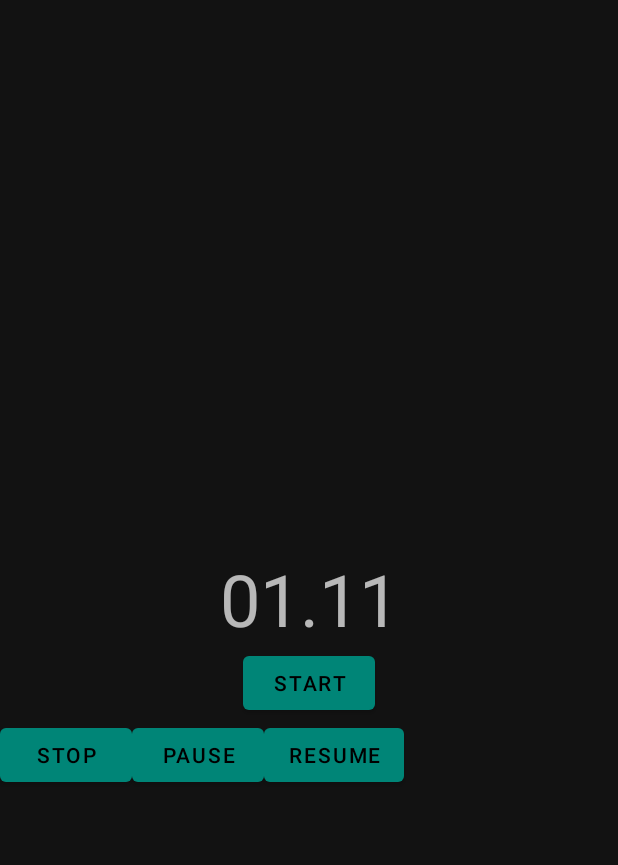
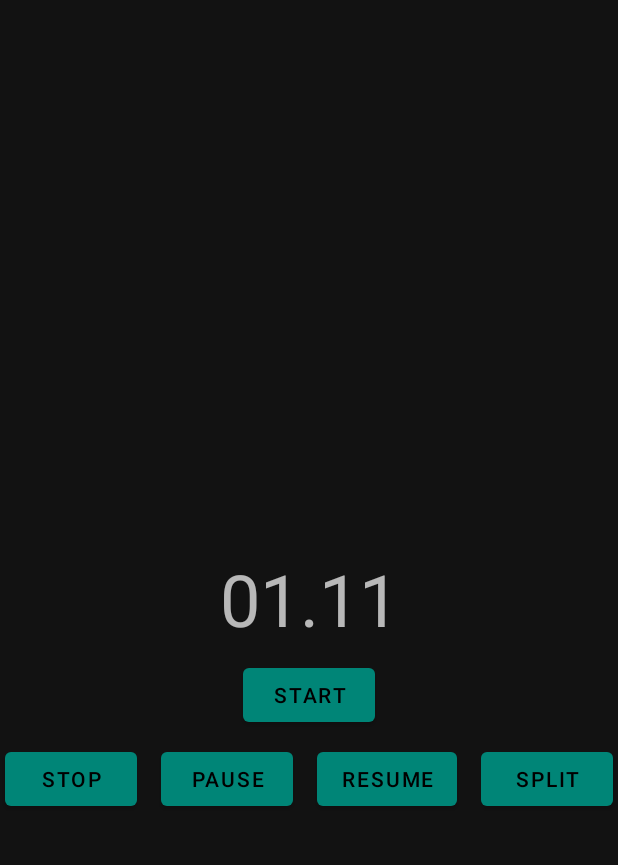
Before and after one commit to yashovardhan99/TimeIt, an Android app: the screen it shows after launch (MainActivity), after a tap on "START", on a phone screen of 412 x 824 dp, the part 62-927 px from its top. Run offline under Robolectric (Android 15) with nearby library versions, the phone set to English and light mode, and no system bars.

Commit message:
Updated library functions name. Updated program to add splits and laps.
Signed-off-by: yashovardhan99 <yashovardhandhanania@outlook.in>

```diff
--- a/timeit-demo/src/main/java/com/yashovardhan99/stopwatch/MainActivity.java
+++ b/timeit-demo/src/main/java/com/yashovardhan99/stopwatch/MainActivity.java
@@ -19,15 +19,19 @@ package com.yashovardhan99.stopwatch;
 import android.os.Bundle;
 import android.util.Log;
 import android.view.View;
+import android.widget.ScrollView;
 import android.widget.TextView;
 
+import com.yashovardhan99.timeit.Split;
 import com.yashovardhan99.timeit.Stopwatch;
+
+import java.util.LinkedList;
 
 import androidx.appcompat.app.AppCompatActivity;
 
 public class MainActivity extends AppCompatActivity implements View.OnClickListener {
 
-    TextView time;
+    TextView time, splitLog;
     Stopwatch stopwatch;
 
     @Override
@@ -38,6 +42,7 @@ public class MainActivity extends AppCompatActivity implements View.OnClickListe
         stopwatch.setDebugMode(true);
         time = findViewById(R.id.time);
         stopwatch.setTextView(time);
+        splitLog = findViewById(R.id.split_log);
     }
 
     @Override
@@ -45,8 +50,10 @@ public class MainActivity extends AppCompatActivity implements View.OnClickListe
         Log.d("ONCLICK", v.toString());
         switch (v.getId()){
             case R.id.start:
-                if(!stopwatch.isStarted())
+                if(!stopwatch.isStarted()) {
                     stopwatch.start();
+                    splitLog.setText(null);
+                }
                 break;
             case R.id.stop:
                 if(stopwatch.isStarted())
@@ -60,6 +67,18 @@ public class MainActivity extends AppCompatActivity implements View.OnClickListe
                 if(stopwatch.isPaused())
                     stopwatch.resume();
                 break;
+            case R.id.split:
+                if(stopwatch.isStarted())
+                    stopwatch.split();
+                StringBuilder stringBuilder = new StringBuilder();
+                LinkedList<Split> splits = stopwatch.getSplits();
+                for(Split split : splits){
+                    long lapTime = split.getLapTime();
+                    long splitTime = split.getSplitTime();
+                    stringBuilder.append(lapTime).append(" <- Lap ").append(splits.indexOf(split)).append(" Split -> ").append(splitTime).append("\n");
+                }
+                splitLog.setText(stringBuilder.toString());
+                ((ScrollView)(findViewById(R.id.split_scroller))).fullScroll(View.FOCUS_DOWN);
         }
     }
 }
--- a/timeit-demo/src/main/res/layout/activity_main.xml
+++ b/timeit-demo/src/main/res/layout/activity_main.xml
@@ -42,15 +42,19 @@
         app:layout_constraintTop_toBottomOf="@id/time"
         app:layout_constraintStart_toStartOf="parent"
         app:layout_constraintEnd_toEndOf="parent"
-        android:onClick="onClick"/>
+        android:onClick="onClick"
+        android:layout_margin="8dp"/>
 
     <com.google.android.material.button.MaterialButton
+        android:id="@+id/stop"
         android:layout_width="wrap_content"
         android:layout_height="wrap_content"
+        android:layout_margin="8dp"
+        android:onClick="onClick"
         android:text="Stop"
-        android:id="@+id/stop"
-        app:layout_constraintTop_toBottomOf="@id/start"
-        android:onClick="onClick"/>
+        app:layout_constraintStart_toStartOf="parent"
+        app:layout_constraintEnd_toStartOf="@id/pause"
+        app:layout_constraintTop_toBottomOf="@id/start" />
 
     <com.google.android.material.button.MaterialButton
         android:layout_width="wrap_content"
@@ -59,7 +63,9 @@
         android:id="@+id/pause"
         app:layout_constraintTop_toBottomOf="@id/start"
         app:layout_constraintStart_toEndOf="@id/stop"
-        android:onClick="onClick"/>
+        app:layout_constraintEnd_toStartOf="@id/resume"
+        android:onClick="onClick"
+        android:layout_margin="8dp"/>
 
     <com.google.android.material.button.MaterialButton
         android:layout_width="wrap_content"
@@ -68,8 +74,34 @@
         android:id="@+id/resume"
         app:layout_constraintTop_toBottomOf="@id/start"
         app:layout_constraintStart_toEndOf="@id/pause"
-        android:onClick="onClick"/>
+        app:layout_constraintEnd_toStartOf="@id/split"
+        android:onClick="onClick"
+        android:layout_margin="8dp"/>
 
+    <com.google.android.material.button.MaterialButton
+        android:layout_width="wrap_content"
+        android:layout_height="wrap_content"
+        android:text="Split"
+        android:id="@+id/split"
+        app:layout_constraintTop_toBottomOf="@id/start"
+        app:layout_constraintStart_toEndOf="@id/resume"
+        app:layout_constraintEnd_toEndOf="parent"
+        android:onClick="onClick"
+        android:layout_margin="8dp"/>
 
+    <ScrollView
+        android:layout_width="match_parent"
+        android:layout_height="0dp"
+        app:layout_constraintTop_toBottomOf="@id/split"
+        app:layout_constraintBottom_toBottomOf="parent"
+        app:layout_constraintStart_toStartOf="parent"
+        android:padding="16dp"
+        android:id="@+id/split_scroller">
+        <TextView
+            android:layout_width="match_parent"
+            android:layout_height="wrap_content"
+            android:textAlignment="center"
+            android:id="@+id/split_log"/>
+    </ScrollView>
 
 </androidx.constraintlayout.widget.ConstraintLayout>
--- a/timeit/src/main/java/com/yashovardhan99/timeit/Split.java
+++ b/timeit/src/main/java/com/yashovardhan99/timeit/Split.java
@@ -36,6 +36,7 @@ public class Split {
     }
 
     /**
+     * Gets the lap time in milliseconds
      * @return the time in milliseconds between this and the last split/lap
      * @see Stopwatch#split()
      */
@@ -43,7 +44,7 @@ public class Split {
         return lapTime;
     }
 
-    /**
+    /** Gets the split time in milliseconds
      * @return the time in milliseconds since the stopwatch was running at the instant this split was created.
      * @see Stopwatch#split()
      */
--- a/timeit/src/main/java/com/yashovardhan99/timeit/Stopwatch.java
+++ b/timeit/src/main/java/com/yashovardhan99/timeit/Stopwatch.java
@@ -26,10 +26,12 @@ import java.util.LinkedList;
 import androidx.annotation.Nullable;
 
 /**
- * Created by Yashovardhan99 on 8/12/18 as a part of TimeIt.
  * The Stopwatch class is used for creating and using a simple stopwatch with basic features like : start, pause, resume and split.
  * It allows you to send a TextView and automatically updates it every 0.1 seconds.
  * Threading on a separate thread is handled by the class itself. You just need to call appropriate methods to control the stopwatch.
+ *
+ * Created by Yashovardhan99 on 8/12/18 as a part of TimeIt.
+ *
  * @author Yashovardhan Dhanania
  * @version 1.0
  * @see java.lang.Runnable
@@ -38,20 +40,21 @@ public class Stopwatch implements Runnable {
     private final Object pauseLock;
     private LinkedList<Split> splits;
     private TextView textView;
-    private long start, current, runtime;
+    private long start, current, elapsedTime, lapTime;
     private boolean started, paused, logEnabled;
 
     /** The default constructor should be called to create an object to call functions accordingly. */
     public Stopwatch() {
         start = System.currentTimeMillis();
         current = System.currentTimeMillis();
-        runtime = 0;
+        elapsedTime = 0;
         started = false;
         paused = false;
         logEnabled = false;
         pauseLock = new Object();
         splits = new LinkedList<>();
         textView = null;
+        lapTime = 0;
     }
 
     /** Returns true if the stopwatch has started
@@ -70,17 +73,19 @@ public class Stopwatch implements Runnable {
         return paused;
     }
 
-    /** Gets the current time the stopwatch has been running for in milliseconds
+    /** Gets the current elapsed time the stopwatch has been running for in milliseconds
      *
-     * @return  a long with the time in milliseconds the stopwatch has been running for.
+     * @return  the time in milliseconds the stopwatch has been running for.
      */
-    public long getTime() {
-        return runtime;
+    public long getElapsedTime() {
+        return elapsedTime;
     }
 
 
     /**
-     * @return long time when the stopwatch was started in milliseconds.
+     * Returns the clock time (in milliseconds) when the stopwatch was started
+     *
+     * @return time when the stopwatch was started in milliseconds.
      */
     public long getStart() {
         return start;
@@ -89,7 +94,7 @@ public class Stopwatch implements Runnable {
     /**
      * Set whether to print debug logs or not. If enabled, it will log each time the time is updated.
      *
-     * @param debugMode debugging status
+     * @param debugMode desired debugging status
      */
     public void setDebugMode(boolean debugMode) {
         logEnabled = debugMode;
@@ -100,7 +105,6 @@ public class Stopwatch implements Runnable {
      * If not provided, or set to null, you need to manually display the time.
      *
      * @param textView the textView where you want to display the stopwatch time. Can be null.
-     * @see TextView
      */
     public void setTextView(@Nullable TextView textView) {
         this.textView = textView;
@@ -121,7 +125,9 @@ public class Stopwatch implements Runnable {
             paused = false;
             start = System.currentTimeMillis();
             current = System.currentTimeMillis();
-            runtime = 0;
+            lapTime = 0;
+            elapsedTime = 0;
+            splits.clear();
             Thread timer = new Thread(this);
             timer.start();
         }
@@ -191,14 +197,16 @@ public class Stopwatch implements Runnable {
 
         if(!started)
             throw new IllegalStateException("Not Started");
-        Split split = new Split(runtime, runtime - splits.getLast().getSplitTime());
+        Split split = new Split(elapsedTime, lapTime);
+        lapTime = 0;
         if (logEnabled)
             Log.d("STOPWATCH", "split at " + split.getSplitTime() + ". Lap = " + split.getLapTime());
         splits.add(split);
     }
 
     /**
-     * @return LinkedList of Split containing all splits created with split method.
+     * Get a list of all splits that have been created.
+     * @return all splits created with split method.
      * @see Split
      */
     public LinkedList<Split> getSplits() {
@@ -206,7 +214,8 @@ public class Stopwatch implements Runnable {
     }
 
     /**
-     * This is the main thread which runs the stopwatch. Please DO NOT call this directly. Use the start() method instead.
+     * This is the main thread which runs the stopwatch.
+     * Please DO NOT call this directly. Use the start() method instead.
      * @see #start
      */
     @Override
@@ -229,19 +238,20 @@ public class Stopwatch implements Runnable {
                 e.printStackTrace();
             }
             long time = System.currentTimeMillis();
-            runtime += time - current;
+            elapsedTime += time - current;
+            lapTime += time - current;
             current = time;
             if (logEnabled) {
-                Log.d("STOPWATCH", runtime / 1000 + " seconds, " + runtime % 1000 + " milliseconds");
+                Log.d("STOPWATCH", elapsedTime / 1000 + " seconds, " + elapsedTime % 1000 + " milliseconds");
             }
 
             if (textView != null) {
                 final StringBuilder displayTime = new StringBuilder();
                 int format; //0 - SS.ss, 1 - M:SS.ss. 2 - MM:SS, 3 - HH:MM:SS
-                int seconds = (int) ((runtime / 1000) % 60);
-                int milliseconds = (int) ((runtime % 1000)/10);
-                int minutes = (int) (runtime/(60 * 1000)%60);
-                int hours = (int) (runtime / (60 * 60 * 1000));
+                int seconds = (int) ((elapsedTime / 1000) % 60);
+                int milliseconds = (int) ((elapsedTime % 1000)/10);
+                int minutes = (int) (elapsedTime /(60 * 1000)%60);
+                int hours = (int) (elapsedTime / (60 * 60 * 1000));
                 if (minutes == 0)
                     format = 0;
                 else if (minutes < 10)
```
